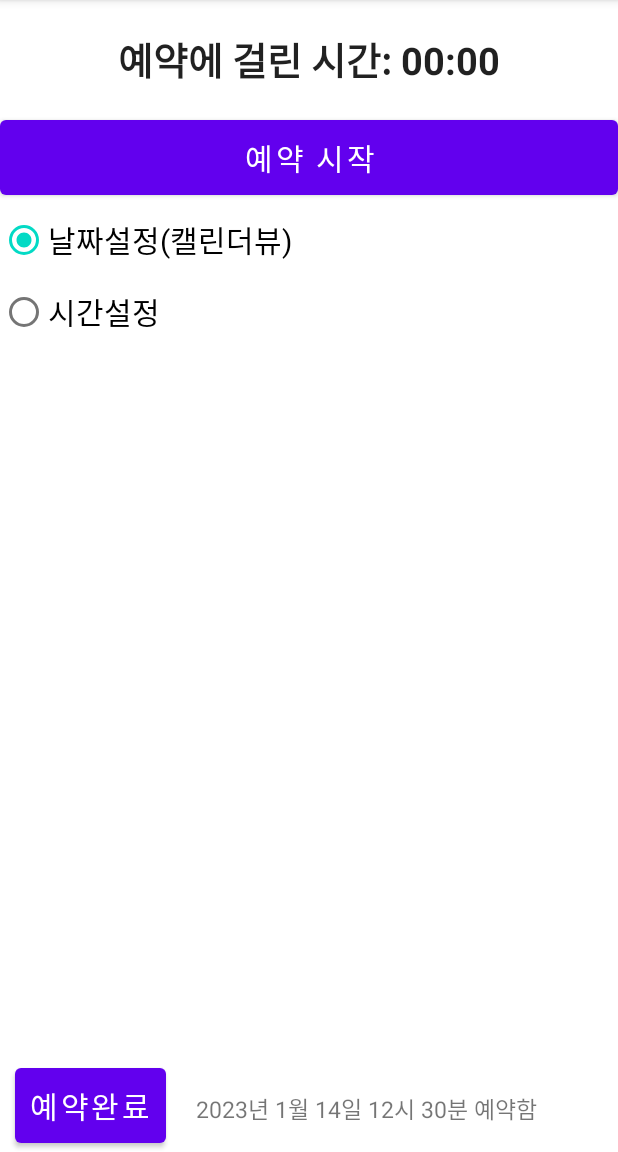
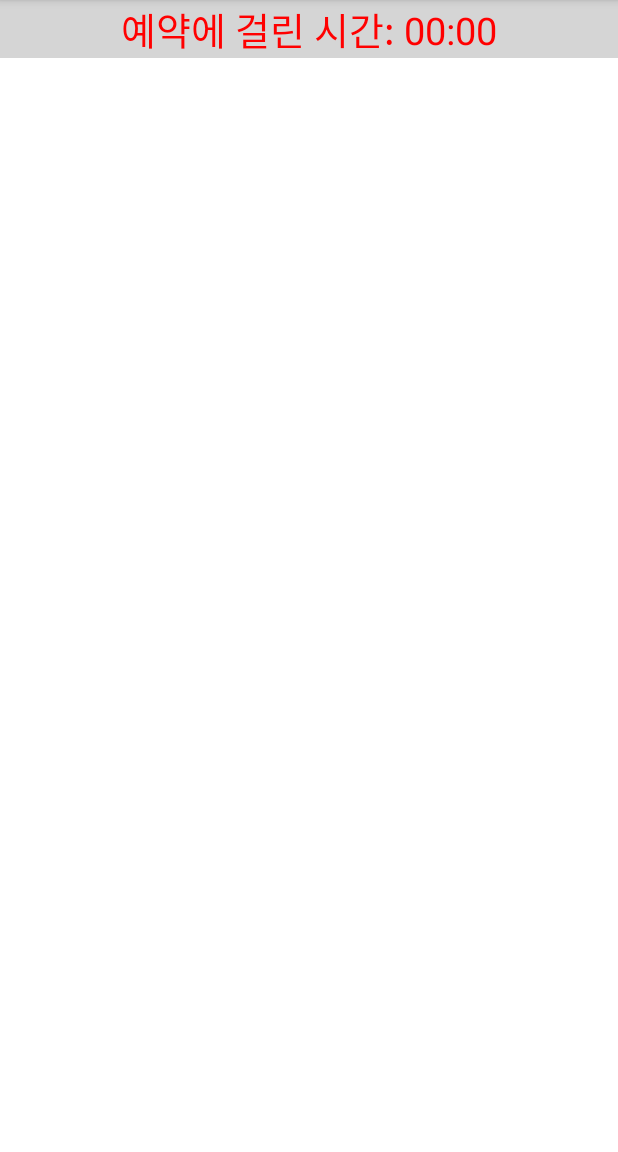
Before and after one commit to ezi-s-u/Project6_1, an Android app: the screen it shows after launch (MainActivity), on a phone screen of 412 x 824 dp, the part 84-1236 px from its top. Run offline under Robolectric (Android 15) with nearby library versions, the phone set to English and light mode, and no system bars.

Commit message:
직접풀어보기 6-1 완성

```diff
--- a/app/build.gradle
+++ b/app/build.gradle
@@ -9,7 +9,7 @@ android {
 
     defaultConfig {
         applicationId "kr.hs.emirim.evie.project6_1"
-        minSdk 24
+        minSdk 26
         targetSdk 33
         versionCode 1
         versionName "1.0"
--- a/app/src/main/java/kr/hs/emirim/evie/project6_1/MainActivity.kt
+++ b/app/src/main/java/kr/hs/emirim/evie/project6_1/MainActivity.kt
@@ -8,6 +8,7 @@ import android.view.View
 import android.widget.Button
 import android.widget.CalendarView
 import android.widget.Chronometer
+import android.widget.DatePicker
 import android.widget.RadioButton
 import android.widget.RadioGroup
 import android.widget.TextView
@@ -21,7 +22,7 @@ class MainActivity : AppCompatActivity() {
     lateinit var rg : RadioGroup
     lateinit var radioCal : RadioButton
     lateinit var radioTime : RadioButton
-    lateinit var calendar : CalendarView
+    lateinit var calendar : DatePicker
     lateinit var timePick : TimePicker
     lateinit var textResult : TextView
     var selectedYear : Int = 0
@@ -31,8 +32,8 @@ class MainActivity : AppCompatActivity() {
         super.onCreate(savedInstanceState)
         setContentView(R.layout.activity_main)
         chrono1 = findViewById(R.id.chrono1)
-        btnStart = findViewById(R.id.btnStart)
-        btnDone = findViewById(R.id.btnDone)
+        //btnStart = findViewById(R.id.btnStart)
+        //btnDone = findViewById(R.id.btnDone)
         radioCal = findViewById(R.id.radioDate)
         radioTime = findViewById(R.id.radioTime)
         rg = findViewById(R.id.rg)
@@ -40,8 +41,11 @@ class MainActivity : AppCompatActivity() {
         timePick = findViewById(R.id.timePicker)
         textResult = findViewById(R.id.textResult)
 
+        radioCal.visibility = View.INVISIBLE
+        radioTime.visibility = View.INVISIBLE
         timePick.visibility = View.INVISIBLE
         calendar.visibility = View.INVISIBLE
+        textResult.visibility = View.INVISIBLE
 
         radioCal.setOnClickListener {
             timePick.visibility = View.INVISIBLE
@@ -53,24 +57,33 @@ class MainActivity : AppCompatActivity() {
             calendar.visibility = View.INVISIBLE
         }
 
-        btnStart.setOnClickListener {
+        chrono1.setOnClickListener {
+            radioCal.visibility = View.VISIBLE
+            radioTime.visibility = View.VISIBLE
+            textResult.visibility = View.VISIBLE
             chrono1.base = SystemClock.elapsedRealtime()
             chrono1.start()
             chrono1.setTextColor(Color.RED)
         }
 
-        btnDone.setOnClickListener {
-            chrono1.stop()
-            chrono1.setTextColor(Color.BLUE)
-            textResult.setText(""+ selectedYear + "년 " + selectedMonth +"월 "+selectedDay+"일 ") //맨 앞에 정수가 오면 error
-            textResult.append("" + timePick.currentHour + "시 " + timePick.currentMinute + "분 ")
-            textResult.append("예약됨")
-        }
-
-        calendar.setOnDateChangeListener { calendarView, year, month, day -> // 맨 앞에 받는 객체를 쓴다
+        calendar.setOnDateChangedListener { datePicker, year, month, day -> // 맨 앞에 받는 객체를 쓴다
             selectedYear = year
             selectedMonth = month
             selectedDay = day
         }
+
+        textResult.setOnLongClickListener {
+            chrono1.stop()
+            chrono1.setTextColor(Color.BLUE)
+            radioCal.visibility = View.INVISIBLE
+            radioTime.visibility = View.INVISIBLE
+            timePick.visibility = View.INVISIBLE
+            calendar.visibility = View.INVISIBLE
+            textResult.visibility = View.INVISIBLE
+            textResult.setText(""+ selectedYear + "년 " + selectedMonth +"월 "+selectedDay+"일 ") //맨 앞에 정수가 오면 error
+            textResult.append("" + timePick.currentHour + "시 " + timePick.currentMinute + "분 ")
+            textResult.append("예약됨")
+            true
+        }
     }
 }
--- a/app/src/main/res/layout/activity_main.xml
+++ b/app/src/main/res/layout/activity_main.xml
@@ -5,7 +5,6 @@
     android:layout_width="match_parent"
     android:layout_height="match_parent"
     android:orientation="vertical"
-    android:paddingTop="20dp"
     tools:context=".MainActivity">
 
     <Chronometer
@@ -15,16 +14,11 @@
         android:layout_height="wrap_content"
         android:format="예약에 걸린 시간: %s"
         android:textSize="25sp"
-        android:textStyle="bold"
+        android:textColor="@color/red"
+        android:background="@color/gray"
         android:gravity="center_horizontal"/>
 
-    <Button
-        android:id="@+id/btnStart"
-        android:layout_width="match_parent"
-        android:layout_height="wrap_content"
-        android:text="@string/btn_start"
-        android:textSize="20sp"
-        android:padding="10dp"/>
+
 
     <RadioGroup
         android:id="@+id/rg"
@@ -49,9 +43,10 @@
         android:layout_marginTop="50dp"
         android:layout_width="match_parent"
         android:layout_height="wrap_content">
-        <CalendarView
+        <DatePicker
             android:id="@+id/calendar"
             android:layout_width="match_parent"
+            android:datePickerMode="spinner"
             android:layout_height="wrap_content"/>
         <TimePicker
             android:id="@+id/timePicker"
@@ -64,20 +59,14 @@
         android:layout_height="match_parent"
         android:gravity="bottom"
         android:orientation="horizontal">
-        <Button
-            android:id="@+id/btnDone"
-            android:layout_width="wrap_content"
-            android:layout_height="wrap_content"
-            android:text="@string/btn_done"
-            android:layout_marginLeft="10dp"
-            android:textSize="20sp"
-            android:padding="10dp"/>
         <TextView
             android:id="@+id/textResult"
             android:layout_width="match_parent"
             android:layout_height="wrap_content"
             android:textSize="15sp"
-            android:layout_marginLeft="20sp"
+            android:textColor="@color/black"
+            android:background="@color/gray"
+            android:gravity="center"
             android:text="2023년 1월 14일 12시 30분 예약함"/>
     </LinearLayout>
 </LinearLayout>
--- a/app/src/main/res/values/colors.xml
+++ b/app/src/main/res/values/colors.xml
@@ -7,4 +7,6 @@
     <color name="teal_700">#FF018786</color>
     <color name="black">#FF000000</color>
     <color name="white">#FFFFFFFF</color>
+    <color name="gray">#D5D5D5</color>
+    <color name="red">#FF0000</color>
 </resources>
```
